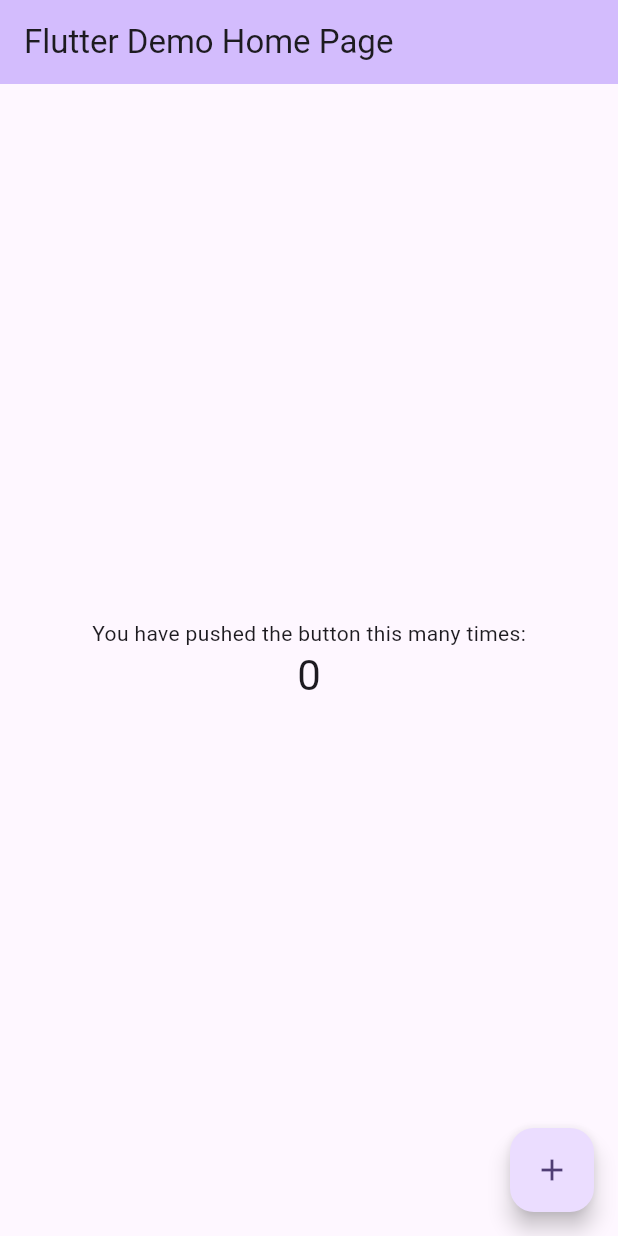
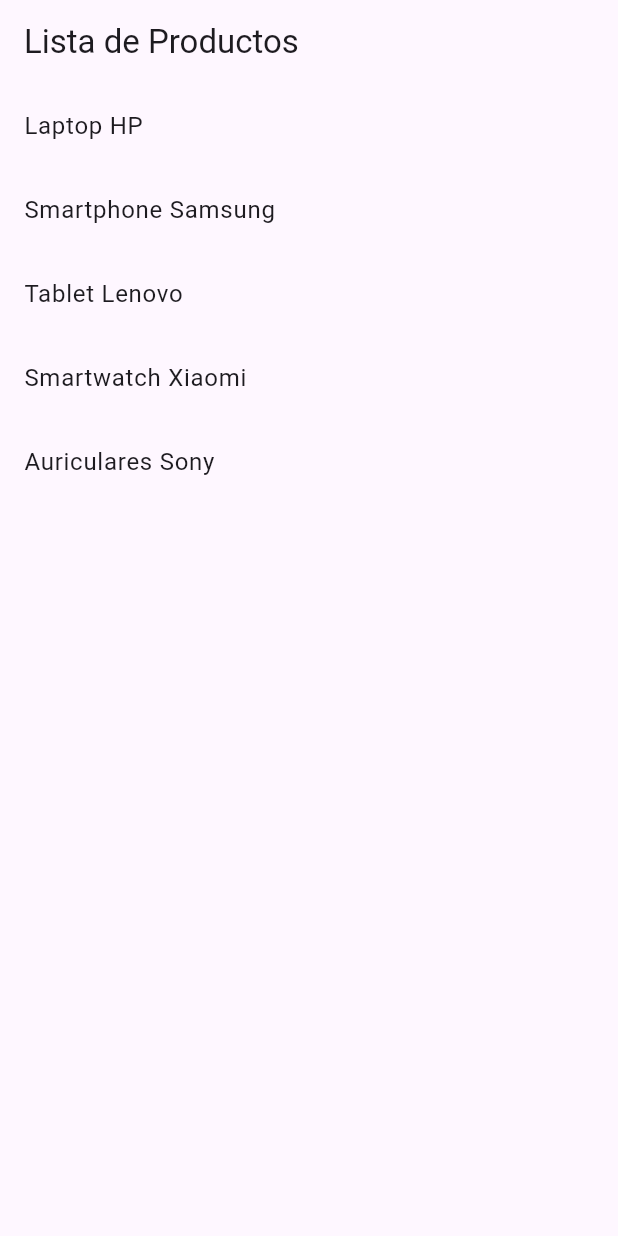
Before and after one commit to gabri117/navegacion_pasos_datos, a Flutter app: the screen it shows after launch, on a phone screen of 412 x 824 dp. Run offline on Flutter 3.47's test engine with Material 3 defaults, Android fonts, the phone set to English and light mode, and no system bars.

Commit message:
Creación de carpetas y estructura de proyecto. Código inicial para navegación entre páginas.

```diff
--- a/lib/main.dart
+++ b/lib/main.dart
@@ -1,122 +1,21 @@
 import 'package:flutter/material.dart';
+import 'presentation/pages/product_list_page.dart';
+import 'presentation/pages/product_detail_page.dart';
 
 void main() {
-  runApp(const MyApp());
+  runApp(MyApp());
 }
 
 class MyApp extends StatelessWidget {
-  const MyApp({super.key});
-
-  // This widget is the root of your application.
   @override
   Widget build(BuildContext context) {
     return MaterialApp(
-      title: 'Flutter Demo',
-      theme: ThemeData(
-        // This is the theme of your application.
-        //
-        // TRY THIS: Try running your application with "flutter run". You'll see
-        // the application has a purple toolbar. Then, without quitting the app,
-        // try changing the seedColor in the colorScheme below to Colors.green
-        // and then invoke "hot reload" (save your changes or press the "hot
-        // reload" button in a Flutter-supported IDE, or press "r" if you used
-        // the command line to start the app).
-        //
-        // Notice that the counter didn't reset back to zero; the application
-        // state is not lost during the reload. To reset the state, use hot
-        // restart instead.
-        //
-        // This works for code too, not just values: Most code changes can be
-        // tested with just a hot reload.
-        colorScheme: ColorScheme.fromSeed(seedColor: Colors.deepPurple),
-      ),
-      home: const MyHomePage(title: 'Flutter Demo Home Page'),
+      title: 'Productos App',
+      initialRoute: '/',
+      routes: {
+        '/': (context) => ProductListPage(),
+        '/detail': (context) => ProductDetailPage(),
+      },
     );
   }
 }
-
-class MyHomePage extends StatefulWidget {
-  const MyHomePage({super.key, required this.title});
-
-  // This widget is the home page of your application. It is stateful, meaning
-  // that it has a State object (defined below) that contains fields that affect
-  // how it looks.
-
-  // This class is the configuration for the state. It holds the values (in this
-  // case the title) provided by the parent (in this case the App widget) and
-  // used by the build method of the State. Fields in a Widget subclass are
-  // always marked "final".
-
-  final String title;
-
-  @override
-  State<MyHomePage> createState() => _MyHomePageState();
-}
-
-class _MyHomePageState extends State<MyHomePage> {
-  int _counter = 0;
-
-  void _incrementCounter() {
-    setState(() {
-      // This call to setState tells the Flutter framework that something has
-      // changed in this State, which causes it to rerun the build method below
-      // so that the display can reflect the updated values. If we changed
-      // _counter without calling setState(), then the build method would not be
-      // called again, and so nothing would appear to happen.
-      _counter++;
-    });
-  }
-
-  @override
-  Widget build(BuildContext context) {
-    // This method is rerun every time setState is called, for instance as done
-    // by the _incrementCounter method above.
-    //
-    // The Flutter framework has been optimized to make rerunning build methods
-    // fast, so that you can just rebuild anything that needs updating rather
-    // than having to individually change instances of widgets.
-    return Scaffold(
-      appBar: AppBar(
-        // TRY THIS: Try changing the color here to a specific color (to
-        // Colors.amber, perhaps?) and trigger a hot reload to see the AppBar
-        // change color while the other colors stay the same.
-        backgroundColor: Theme.of(context).colorScheme.inversePrimary,
-        // Here we take the value from the MyHomePage object that was created by
-        // the App.build method, and use it to set our appbar title.
-        title: Text(widget.title),
-      ),
-      body: Center(
-        // Center is a layout widget. It takes a single child and positions it
-        // in the middle of the parent.
-        child: Column(
-          // Column is also a layout widget. It takes a list of children and
-          // arranges them vertically. By default, it sizes itself to fit its
-          // children horizontally, and tries to be as tall as its parent.
-          //
-          // Column has various properties to control how it sizes itself and
-          // how it positions its children. Here we use mainAxisAlignment to
-          // center the children vertically; the main axis here is the vertical
-          // axis because Columns are vertical (the cross axis would be
-          // horizontal).
-          //
-          // TRY THIS: Invoke "debug painting" (choose the "Toggle Debug Paint"
-          // action in the IDE, or press "p" in the console), to see the
-          // wireframe for each widget.
-          mainAxisAlignment: MainAxisAlignment.center,
-          children: <Widget>[
-            const Text('You have pushed the button this many times:'),
-            Text(
-              '$_counter',
-              style: Theme.of(context).textTheme.headlineMedium,
-            ),
-          ],
-        ),
-      ),
-      floatingActionButton: FloatingActionButton(
-        onPressed: _incrementCounter,
-        tooltip: 'Increment',
-        child: const Icon(Icons.add),
-      ), // This trailing comma makes auto-formatting nicer for build methods.
-    );
-  }
-}
--- /dev/null
+++ b/lib/presentation/pages/product_list_page.dart
@@ -0,0 +1,33 @@
+import 'package:flutter/material.dart';
+
+class ProductListPage extends StatelessWidget {
+  final List<String> products = [
+    'Laptop HP',
+    'Smartphone Samsung',
+    'Tablet Lenovo',
+    'Smartwatch Xiaomi',
+    'Auriculares Sony'
+  ];
+
+  @override
+  Widget build(BuildContext context) {
+    return Scaffold(
+      appBar: AppBar(title: Text('Lista de Productos')),
+      body: ListView.builder(
+        itemCount: products.length,
+        itemBuilder: (context, index) {
+          return ListTile(
+            title: Text(products[index]),
+            onTap: () {
+              Navigator.pushNamed(
+                context,
+                '/detail',
+                arguments: products[index],
+              );
+            },
+          );
+        },
+      ),
+    );
+  }
+}
```
Also changed, not shown: lib/presentation/pages/product_detail_page.dart (added, +35 -0 lines), 1 other file.
